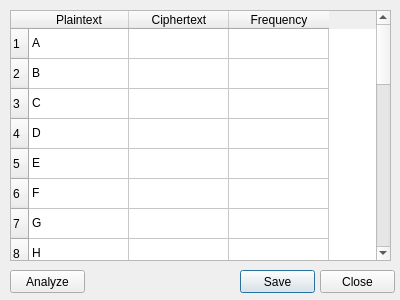
Old version of the form ui/LetterFrequencyDialogUI.ui in the repository ProPane865/CryptAnalyst.
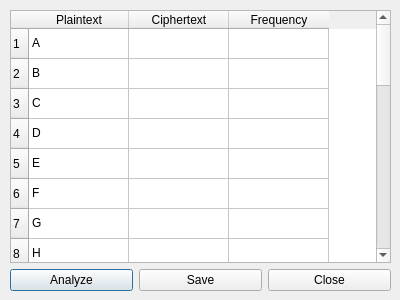
New version of the form.

Commit message: Fixed UI scaling issues on high DPI screens

What changed in the file:
```diff
--- a/ui/LetterFrequencyDialogUI.ui
+++ b/ui/LetterFrequencyDialogUI.ui
@@ -25,15 +25,18 @@
   <property name="windowTitle">
    <string>Letter Frequency</string>
   </property>
-  <widget class="QTableWidget" name="freqTable">
+  <widget class="QWidget" name="verticalLayoutWidget">
    <property name="geometry">
     <rect>
      <x>10</x>
      <y>10</y>
      <width>381</width>
-     <height>251</height>
+     <height>281</height>
     </rect>
    </property>
+   <layout class="QVBoxLayout" name="verticalLayout">
+    <item>
+     <widget class="QTableWidget" name="freqTable">
    <row>
     <property name="text">
      <string>1</string>
@@ -310,44 +313,36 @@
     </property>
    </item>
   </widget>
+    </item>
+    <item>
+     <layout class="QGridLayout" name="gridLayout">
+      <property name="horizontalSpacing">
+       <number>6</number>
+      </property>
+      <item row="0" column="0">
+       <widget class="QPushButton" name="analyzeButton">
+        <property name="text">
+         <string>Analyze</string>
+        </property>
+       </widget>
+      </item>
+      <item row="0" column="1">
   <widget class="QPushButton" name="saveButton">
-   <property name="geometry">
-    <rect>
-     <x>240</x>
-     <y>270</y>
-     <width>75</width>
-     <height>23</height>
-    </rect>
-   </property>
    <property name="text">
     <string>Save</string>
    </property>
   </widget>
+      </item>
+      <item row="0" column="2">
   <widget class="QPushButton" name="closeButton">
-   <property name="geometry">
-    <rect>
-     <x>320</x>
-     <y>270</y>
-     <width>75</width>
-     <height>23</height>
-    </rect>
-   </property>
    <property name="text">
     <string>Close</string>
    </property>
   </widget>
-  <widget class="QPushButton" name="analyzeButton">
-   <property name="geometry">
-    <rect>
-     <x>10</x>
-     <y>270</y>
-     <width>75</width>
-     <height>23</height>
-    </rect>
-   </property>
-   <property name="text">
-    <string>Analyze</string>
-   </property>
+      </item>
+     </layout>
+    </item>
+   </layout>
   </widget>
  </widget>
  <resources/>
```
Lines whose indentation alone changed are shown as unchanged. The commit also changes 6 other files.
